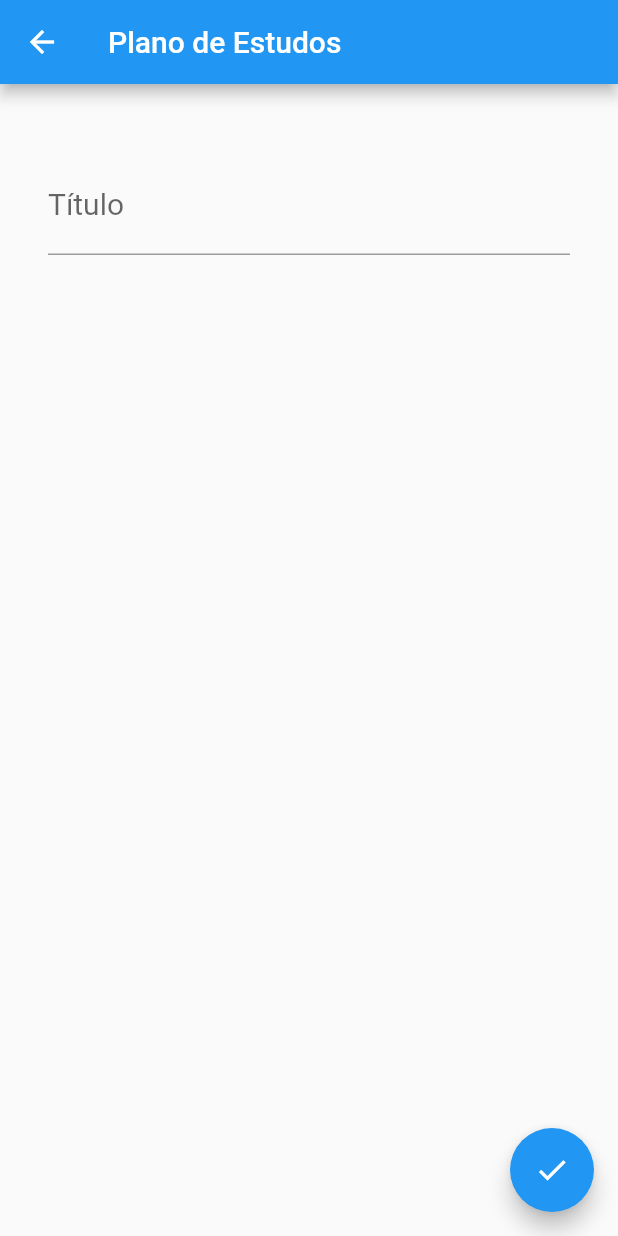
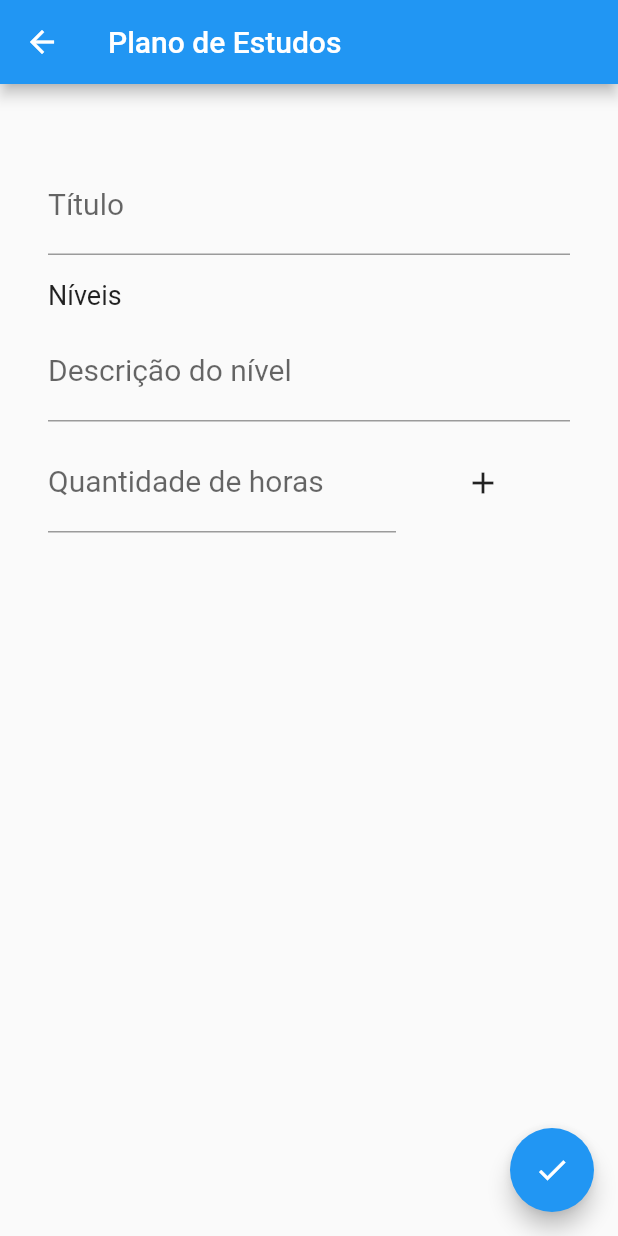
Before and after one commit to brunolopeschagas/Estudador, a Flutter app: the PlanoEstudoPage screen opened directly, on a phone screen of 412 x 824 dp. Run offline on Flutter 3.47's test engine with Material 2 defaults, Android fonts, the phone set to English and light mode, and no system bars; our stand-ins replace splashscreen.

Commit message:
adicionando niveis de estudo ao plano

```diff
--- a/lib/models/nivelmodel.dart
+++ b/lib/models/nivelmodel.dart
@@ -3,6 +3,8 @@ import 'model.dart';
 class NivelModel extends Model<NivelModel> {
   String descricao;
   int qtdHoras;
+
+  NivelModel({this.descricao, this.qtdHoras});
 
   @override
   NivelModel fromJson(Map<String, dynamic> json) {
--- a/lib/models/planoestudomodel.dart
+++ b/lib/models/planoestudomodel.dart
@@ -27,4 +27,8 @@ class PlanoEstudoModel extends Model<PlanoEstudoModel> {
     json['nivelAtual'] = this.nivelAtual;
     return json;
   }
+
+  void adicionarNivel({NivelModel nivelModel}) {
+    niveis.add(nivelModel);
+  }
 }
--- a/lib/widgets/planoestudo.dart
+++ b/lib/widgets/planoestudo.dart
@@ -1,3 +1,4 @@
+import 'package:estudador/models/nivelmodel.dart';
 import 'package:estudador/models/planoestudomodel.dart';
 import 'package:flutter/material.dart';
 import 'package:flutter/widgets.dart';
@@ -9,7 +10,29 @@ class PlanoEstudoPage extends StatefulWidget {
 class _PlanoEstudoPageState extends State<PlanoEstudoPage> {
   PlanoEstudoModel _planoEstudo = PlanoEstudoModel();
 
+  TextEditingController descricaoCtrl = TextEditingController();
+  TextEditingController qtdHorasCtrl = TextEditingController();
+
   _save() {}
+
+  _addAoPlano() {
+    if (descricaoCtrl.text == null ||
+        descricaoCtrl.text.trim().isEmpty ||
+        qtdHorasCtrl.text == null ||
+        qtdHorasCtrl.text.trim().isEmpty) {
+      return;
+    }
+
+    setState(() {
+      NivelModel nivel = NivelModel(
+          descricao: descricaoCtrl.text,
+          qtdHoras: int.parse(qtdHorasCtrl.text));
+      _planoEstudo.adicionarNivel(nivelModel: nivel);
+      descricaoCtrl.clear();
+      qtdHorasCtrl.clear();
+    });
+    print(_planoEstudo);
+  }
 
   @override
   Widget build(BuildContext context) {
@@ -36,6 +59,81 @@ class _PlanoEstudoPageState extends State<PlanoEstudoPage> {
               },
             ),
           ),
+          Container(
+            margin: EdgeInsets.only(bottom: 8, top: 8),
+            child: Text(
+              "Níveis",
+              style: TextStyle(fontSize: 18),
+            ),
+          ),
+          Container(
+            margin: EdgeInsets.only(bottom: 8),
+            child: TextFormField(
+              controller: descricaoCtrl,
+              keyboardType: TextInputType.text,
+              textCapitalization: TextCapitalization.words,
+              decoration: InputDecoration(labelText: "Descrição do nível"),
+              style: TextStyle(fontSize: 20),
+            ),
+          ),
+          Container(
+            margin: EdgeInsets.only(bottom: 8),
+            child: Row(
+              children: [
+                Expanded(
+                  flex: 2,
+                  child: TextFormField(
+                    controller: qtdHorasCtrl,
+                    keyboardType: TextInputType.number,
+                    decoration:
+                        InputDecoration(labelText: "Quantidade de horas"),
+                    style: TextStyle(fontSize: 20),
+                  ),
+                ),
+                Expanded(
+                  flex: 1,
+                  child: IconButton(
+                    icon: Icon(Icons.add),
+                    onPressed: _addAoPlano,
+                  ),
+                ),
+              ],
+            ),
+          ),
+          Container(
+            margin: EdgeInsets.only(bottom: 8),
+            child: Column(
+              children: _planoEstudo.niveis.map(
+                (n) {
+                  return Card(
+                    child: Container(
+                      padding: EdgeInsets.all(16),
+                      child: Row(
+                        children: [
+                          Expanded(
+                            child: Text(
+                              n.descricao,
+                              style: TextStyle(
+                                fontSize: 18,
+                              ),
+                            ),
+                          ),
+                          Expanded(
+                            child: Text(
+                              '${n.qtdHoras} horas',
+                              style: TextStyle(
+                                fontSize: 18,
+                              ),
+                            ),
+                          ),
+                        ],
+                      ),
+                    ),
+                  );
+                },
+              ).toList(),
+            ),
+          ),
         ],
       ),
       floatingActionButton: FloatingActionButton(
```
